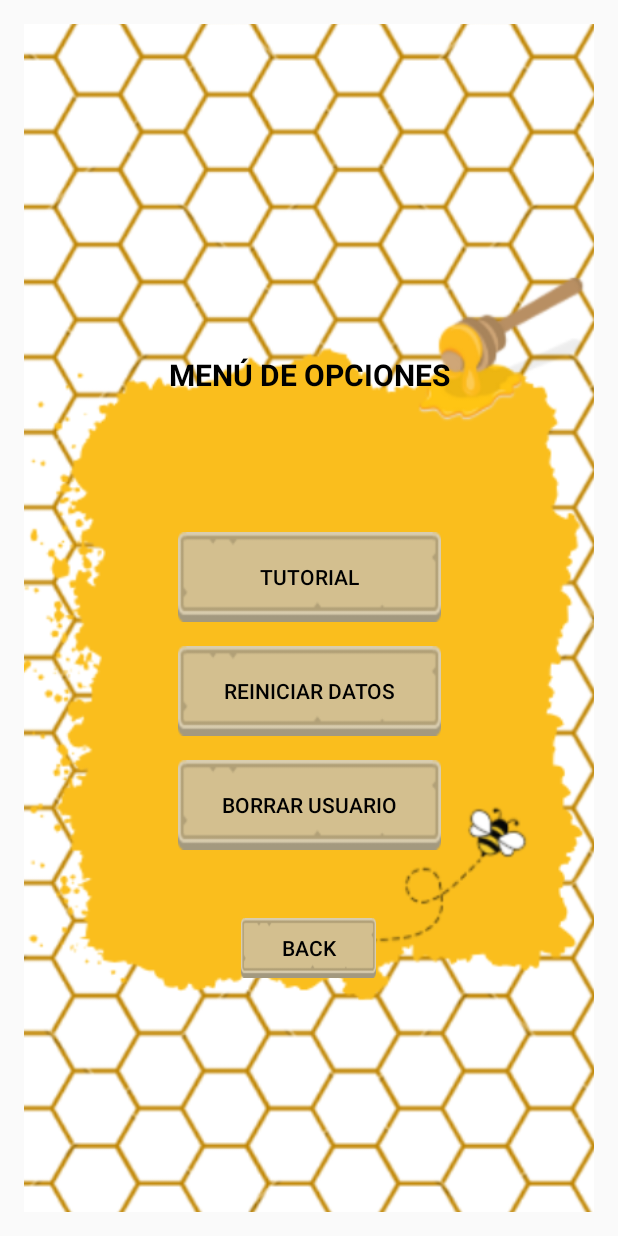
After one commit to Joowww/Buzz-Blitz_Android-Client, an Android app: the OpcionesActivity screen opened directly, with no data from a screen before it, on a phone screen of 412 x 824 dp. The commit adds this screen. Run offline under Robolectric (Android 15) with nearby library versions, the light colour scheme and no system bars.

Commit message:
Cositas nuevas

```diff
--- a/app/src/main/java/com/example/buzzblitz_android_cliente/CerrarSesionActivity.java
+++ b/app/src/main/java/com/example/buzzblitz_android_cliente/CerrarSesionActivity.java
@@ -7,7 +7,6 @@ import android.widget.Button;
 import androidx.appcompat.app.AppCompatActivity;
 
 public class CerrarSesionActivity extends AppCompatActivity {
-
     @Override
     protected void onCreate(Bundle savedInstanceState) {
         super.onCreate(savedInstanceState);
--- /dev/null
+++ b/app/src/main/java/com/example/buzzblitz_android_cliente/OpcionesActivity.java
@@ -0,0 +1,23 @@
+package com.example.buzzblitz_android_cliente;
+
+import android.content.Intent;
+import android.os.Bundle;
+import android.view.View;
+import android.widget.Button;
+import androidx.appcompat.app.AppCompatActivity;
+
+public class OpcionesActivity extends AppCompatActivity {
+    @Override
+    protected void onCreate(Bundle savedInstanceState) {
+        super.onCreate(savedInstanceState);
+        setContentView(R.layout.activity_opciones);
+
+        Button btnTutorial = findViewById(R.id.btnTutorial);
+        btnTutorial.setOnClickListener(v -> {
+            startActivity(new Intent(OpcionesActivity.this, TutorialActivity.class));
+        });
+
+        Button btnBack = findViewById(R.id.btnBack);
+        btnBack.setOnClickListener(v -> finish());
+    }
+}
--- a/app/src/main/java/com/example/buzzblitz_android_cliente/WelcomeActivity.java
+++ b/app/src/main/java/com/example/buzzblitz_android_cliente/WelcomeActivity.java
@@ -14,7 +14,7 @@ public class WelcomeActivity extends AppCompatActivity {
 
         Button startButton = findViewById(R.id.startButton);
         startButton.setOnClickListener(v -> {
-            startActivity(new Intent(this, LoginBuzzBlitz.class));
+            startActivity(new Intent(this, CargarJuegoActivity.class));
             finish();
         });
     }
--- /dev/null
+++ b/app/src/main/res/layout/activity_opciones.xml
@@ -0,0 +1,92 @@
+<?xml version="1.0" encoding="utf-8"?>
+<androidx.constraintlayout.widget.ConstraintLayout
+    xmlns:android="http://schemas.android.com/apk/res/android"
+    xmlns:app="http://schemas.android.com/apk/res-auto"
+    xmlns:tools="http://schemas.android.com/tools"
+    android:layout_width="match_parent"
+    android:layout_height="match_parent"
+    android:padding="16dp">
+
+    <ImageView
+        android:id="@+id/imageView"
+        android:layout_width="700dp"
+        android:layout_height="800dp"
+        android:layout_marginStart="10dp"
+        android:scaleType="centerCrop"
+        android:src="@drawable/fondowww"
+        app:layout_constraintBottom_toBottomOf="parent"
+        app:layout_constraintEnd_toEndOf="parent"
+        app:layout_constraintHorizontal_bias="0.468"
+        app:layout_constraintStart_toStartOf="parent"
+        app:layout_constraintTop_toTopOf="parent"
+        app:layout_constraintVertical_bias="0.504" />
+
+    <TextView
+        android:id="@+id/textView2"
+        android:layout_width="wrap_content"
+        android:layout_height="wrap_content"
+        android:text="MENÚ DE OPCIONES"
+        android:textColor="@color/black"
+        android:textSize="20sp"
+        android:textStyle="bold"
+        app:layout_constraintEnd_toEndOf="parent"
+        app:layout_constraintStart_toStartOf="parent"
+        app:layout_constraintTop_toTopOf="parent"
+        android:layout_marginTop="220dp"/>
+
+    <LinearLayout
+        android:layout_width="wrap_content"
+        android:layout_height="wrap_content"
+        android:layout_marginTop="2dp"
+        android:layout_marginBottom="2dp"
+        android:gravity="center"
+        android:orientation="vertical"
+        app:layout_constraintBottom_toTopOf="@id/btnBack"
+        app:layout_constraintEnd_toEndOf="parent"
+        app:layout_constraintStart_toStartOf="parent"
+        app:layout_constraintTop_toBottomOf="@id/textView2"
+        app:layout_constraintVertical_bias="0.695">
+
+        <androidx.appcompat.widget.AppCompatButton
+            android:id="@+id/btnTutorial"
+            android:layout_width="175dp"
+            android:layout_height="60dp"
+            android:layout_margin="8dp"
+            android:background="@drawable/btn_selector"
+            android:text="TUTORIAL"
+            android:textColor="#000000" />
+
+        <androidx.appcompat.widget.AppCompatButton
+            android:id="@+id/btnReinicarDatos"
+            android:layout_width="175dp"
+            android:layout_height="60dp"
+            android:layout_margin="8dp"
+            android:background="@drawable/btn_selector"
+            android:text="REINICIAR DATOS"
+            android:textColor="#000000" />
+
+        <androidx.appcompat.widget.AppCompatButton
+            android:id="@+id/btnBorrarUsuario"
+            android:layout_width="175dp"
+            android:layout_height="60dp"
+            android:layout_margin="8dp"
+            android:background="@drawable/btn_selector"
+            android:text="BORRAR USUARIO"
+            android:textColor="#000000" />
+
+    </LinearLayout>
+
+    <androidx.appcompat.widget.AppCompatButton
+        android:id="@+id/btnBack"
+        android:layout_width="90dp"
+        android:layout_height="40dp"
+        android:layout_marginBottom="156dp"
+        android:background="@drawable/btn_selector"
+        android:text="BACK"
+        android:textColor="#000000"
+        app:layout_constraintBottom_toBottomOf="parent"
+        app:layout_constraintEnd_toEndOf="parent"
+        app:layout_constraintHorizontal_bias="0.498"
+        app:layout_constraintStart_toStartOf="parent" />
+
+</androidx.constraintlayout.widget.ConstraintLayout>
```
Also changed, not shown: app/src/main/AndroidManifest.xml (+14 -0 lines), app/src/main/java/com/example/buzzblitz_android_cliente/CargarJuegoActivity.java (+33 -1 lines), app/src/main/java/com/example/buzzblitz_android_cliente/MainActivity.java (+3 -10 lines), app/src/main/java/com/example/buzzblitz_android_cliente/TutorialActivity.java (added, +17 -0 lines), app/src/main/res/layout/activity_borrarusuario.xml (added, +67 -0 lines), app/src/main/res/layout/activity_cargarjuego.xml (+16 -2 lines), app/src/main/res/layout/activity_tutorial.xml (added, +66 -0 lines).
